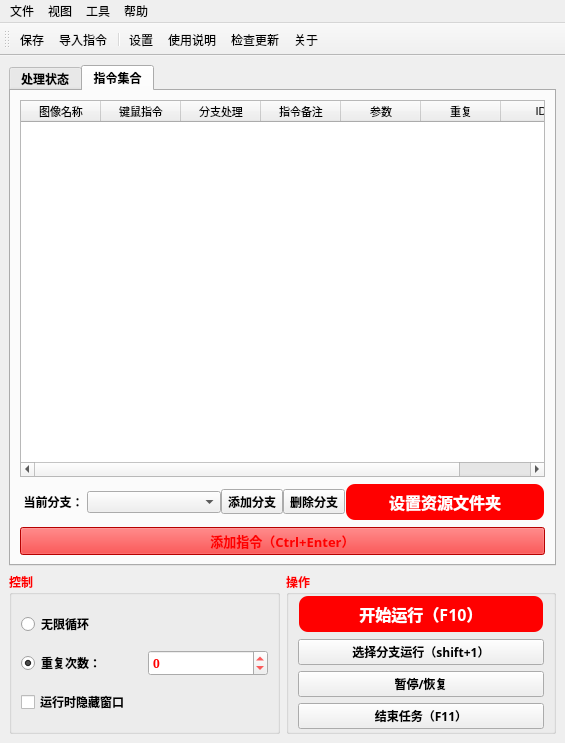
Old version of the form 窗体/mainwindow.ui in the repository FsterThanLight/automatic_clicker_2.
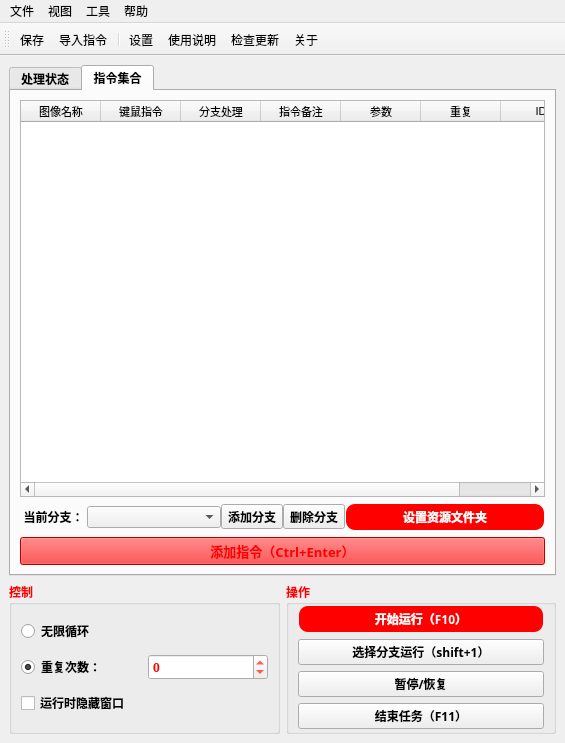
New version of the form. The open tabs and pages were chosen to show the change. Icons and pictures are not drawn.

Diff of the .ui file:
```diff
--- a/窗体/mainwindow.ui
+++ b/窗体/mainwindow.ui
@@ -511,7 +511,6 @@
               <property name="font">
                <font>
                 <family>Microsoft YaHei</family>
-                <pointsize>-1</pointsize>
                 <weight>75</weight>
                 <bold>true</bold>
                </font>
@@ -522,8 +521,7 @@
     color: white;
     border-radius: 10px; /* 设置圆角半径 */
     font-family: 'Microsoft YaHei'; /* 设置字体为微软雅黑 */
-    font-size: 16px; /* 设置字体大小，可以根据需要调整 */
-    padding: 5px 10px; /* 设置内边距，使按钮看起来更美观 */
+    padding: 3px 5px; /* 设置内边距，使按钮看起来更美观 */
 border: 2px solid transparent; /* 设置边框为透明 */
 }
 
@@ -1096,7 +1094,6 @@
          <property name="font">
           <font>
            <family>Microsoft YaHei</family>
-           <pointsize>-1</pointsize>
            <weight>75</weight>
            <bold>true</bold>
           </font>
@@ -1107,8 +1104,7 @@
     color: white;
     border-radius: 10px; /* 设置圆角半径 */
     font-family: 'Microsoft YaHei'; /* 设置字体为微软雅黑 */
-    font-size: 16px; /* 设置字体大小，可以根据需要调整 */
-    padding: 5px 10px; /* 设置内边距，使按钮看起来更美观 */
+    padding: 3px 5px; /* 设置内边距，使按钮看起来更美观 */
 border: 2px solid transparent; /* 设置边框为透明 */
 }
 
```
